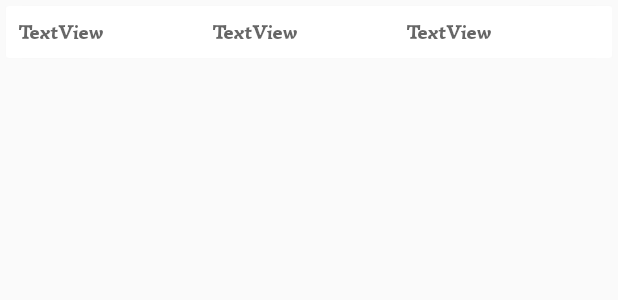
After one commit to manalalsharif/MyFinalProject, an Android app: the layout history_row.xml on its own in the app's theme, with its tools: preview values and no code run, on a phone screen of 412 x 824 dp. The commit adds this screen. Shown: the top 300 px of the screen. Run offline under Robolectric (Android 15) with nearby library versions, the light colour scheme and no system bars; network calls fail.

Commit message:
paypal transactions work, working on history recycler

```diff
--- a/myfinalprojectcs3270/app/src/main/AndroidManifest.xml
+++ b/myfinalprojectcs3270/app/src/main/AndroidManifest.xml
@@ -13,11 +13,11 @@
         android:roundIcon="@mipmap/ic_launcher_round"
         android:supportsRtl="true"
         android:theme="@style/AppTheme">
+        <activity android:name=".PaypalActivity" />
         <activity android:name=".AboutActivity"></activity>
         <activity android:name=".ConfirmPaymentActivity" />
         <activity android:name=".MainActivity" />
         <activity android:name=".HistoryActivity" />
-        <activity android:name=".PaypalActivity" />
         <activity android:name=".DetailActivity" />
         <activity android:name=".Utilities.HomeActivitySplash">
             <intent-filter>
--- /dev/null
+++ b/myfinalprojectcs3270/app/src/main/java/com/example/myfinalprojectcs3270/Adapters/HistoryAdapter.java
@@ -0,0 +1,24 @@
+package com.example.myfinalprojectcs3270.Adapters;
+
+import android.view.ViewGroup;
+
+import androidx.annotation.NonNull;
+import androidx.recyclerview.widget.RecyclerView;
+
+public class HistoryAdapter { //extends RecyclerView.Adapter<HistoryAdapter.HistoryViewHolder> {
+//    @NonNull
+//    @Override
+//    public HistoryAdapter.HistoryViewHolder onCreateViewHolder(@NonNull ViewGroup parent, int viewType) {
+//        return null;
+//    }
+//
+//    @Override
+//    public void onBindViewHolder(@NonNull HistoryAdapter.HistoryViewHolder holder, int position) {
+//
+//    }
+//
+//    @Override
+//    public int getItemCount() {
+//        return 0;
+//    }
+}
--- a/myfinalprojectcs3270/app/src/main/java/com/example/myfinalprojectcs3270/Fragments/Home.java
+++ b/myfinalprojectcs3270/app/src/main/java/com/example/myfinalprojectcs3270/Fragments/Home.java
@@ -14,6 +14,7 @@ import androidx.fragment.app.FragmentTransaction;
 import com.example.myfinalprojectcs3270.R;
 import com.felipecsl.gifimageview.library.GifImageView;
 import com.google.android.material.bottomnavigation.BottomNavigationView;
+import com.squareup.picasso.Picasso;
 
 import org.apache.commons.io.IOUtils;
 
@@ -41,9 +42,14 @@ public class Home extends Fragment {
 
         getActivity().setTitle("HOUSE MOVIE");
         //Image arry for ImageFlipper
+        //Initiate empty array of strings
         int images[] = {R.drawable.s6, R.drawable.s2, R.drawable.s3,
                 R.drawable.s5, R.drawable.s1, R.drawable.s7, R.drawable.s8, R.drawable.s9,R.drawable.s10,
                 R.drawable.s11, R.drawable.s12, R.drawable.s13, R.drawable.s14, R.drawable.s15};
+
+        //get movieList
+        //for each movie in movie list movie.getPosterPath() add that to array
+
 
 
         //showing images in ImageFlipper
--- a/myfinalprojectcs3270/app/src/main/java/com/example/myfinalprojectcs3270/PaypalActivity.java
+++ b/myfinalprojectcs3270/app/src/main/java/com/example/myfinalprojectcs3270/PaypalActivity.java
@@ -33,7 +33,7 @@ public class PaypalActivity extends AppCompatActivity {
 
     // note that these credentials will differ between live & sandbox
     // environments.
-    private static final String CONFIG_CLIENT_ID = "AdilCqx9RdpkUepqoFoFbRVGEUpTKHe5R8CvRYFLswolqR588pk4psROecrYYAA37pC6cIDNQDBFA8g5";
+    private static final String CONFIG_CLIENT_ID = "AV4i_D7GZPlEMwsCNMWjh3oDWankckRALEcy_ZEHVrxSZ8hYquk2umm69OE6H_Rv2fFIyPovdzLMm7xu";
 
     private static final int REQUEST_CODE_PAYMENT = 1;
     private static final int REQUEST_CODE_FUTURE_PAYMENT = 2;
@@ -64,7 +64,7 @@ public class PaypalActivity extends AppCompatActivity {
             @Override
             public void onClick(View v) {
                 thingToBuy = new PayPalPayment(new BigDecimal(total), "USD",
-                        "HeadSet", PayPalPayment.PAYMENT_INTENT_SALE);
+                        "Movie Tickets", PayPalPayment.PAYMENT_INTENT_SALE);  //add number inside of movie tickets?
                 Intent intent = new Intent(PaypalActivity.this,
                         PaymentActivity.class);
 
--- /dev/null
+++ b/myfinalprojectcs3270/app/src/main/res/layout/history_row.xml
@@ -0,0 +1,41 @@
+<?xml version="1.0" encoding="utf-8"?>
+<androidx.cardview.widget.CardView xmlns:android="http://schemas.android.com/apk/res/android"
+    android:layout_width="match_parent"
+    android:layout_height="wrap_content"
+    xmlns:app="http://schemas.android.com/apk/res-auto"
+    app:contentPadding="8dp"
+    android:layout_margin="4dp"
+    app:cardElevation="1dp">
+
+
+    <LinearLayout
+        android:layout_width="match_parent"
+        android:layout_height="match_parent"
+        android:orientation="horizontal">
+
+        <TextView
+            android:id="@+id/txtDate"
+            android:layout_width="0dp"
+            android:layout_height="wrap_content"
+            android:layout_weight="1"
+            android:text="TextView"
+            android:textAppearance="@style/TextAppearance.AppCompat.Widget.PopupMenu.Header" />
+
+        <TextView
+            android:id="@+id/txtTickets"
+            android:layout_width="0dp"
+            android:layout_height="wrap_content"
+            android:layout_weight="1"
+            android:text="TextView"
+            android:textAppearance="@style/TextAppearance.AppCompat.Widget.PopupMenu.Header" />
+
+        <TextView
+            android:id="@+id/txtTotal"
+            android:layout_width="0dp"
+            android:layout_height="wrap_content"
+            android:layout_weight="1"
+            android:text="TextView"
+            android:textAppearance="@style/TextAppearance.AppCompat.Widget.PopupMenu.Header" />
+
+    </LinearLayout>
+</androidx.cardview.widget.CardView>
```
